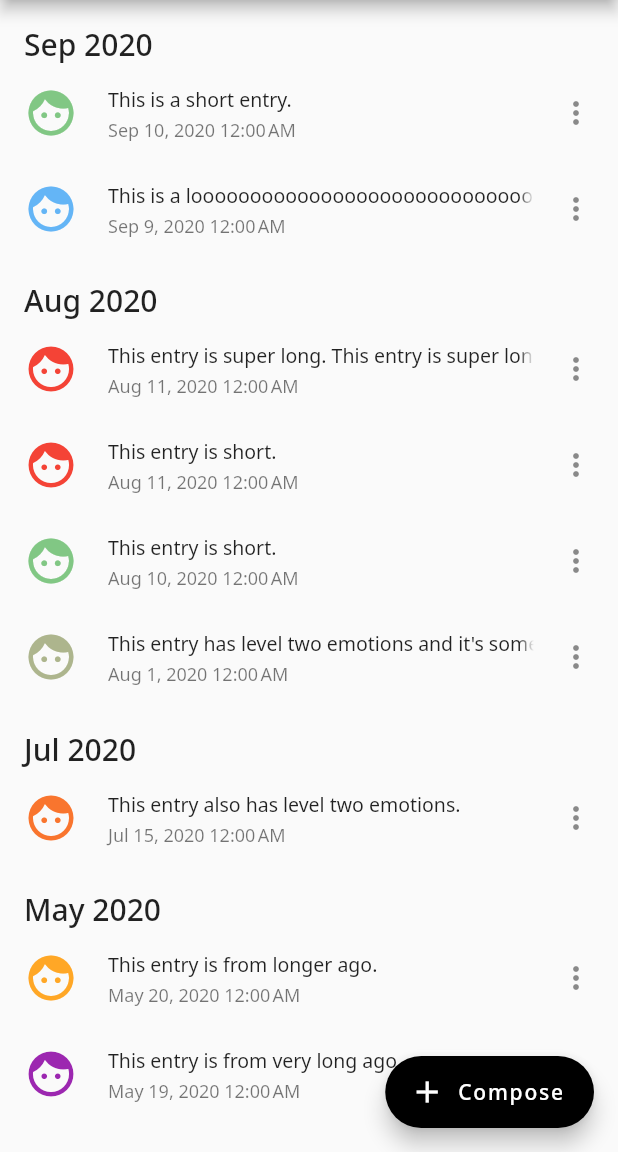
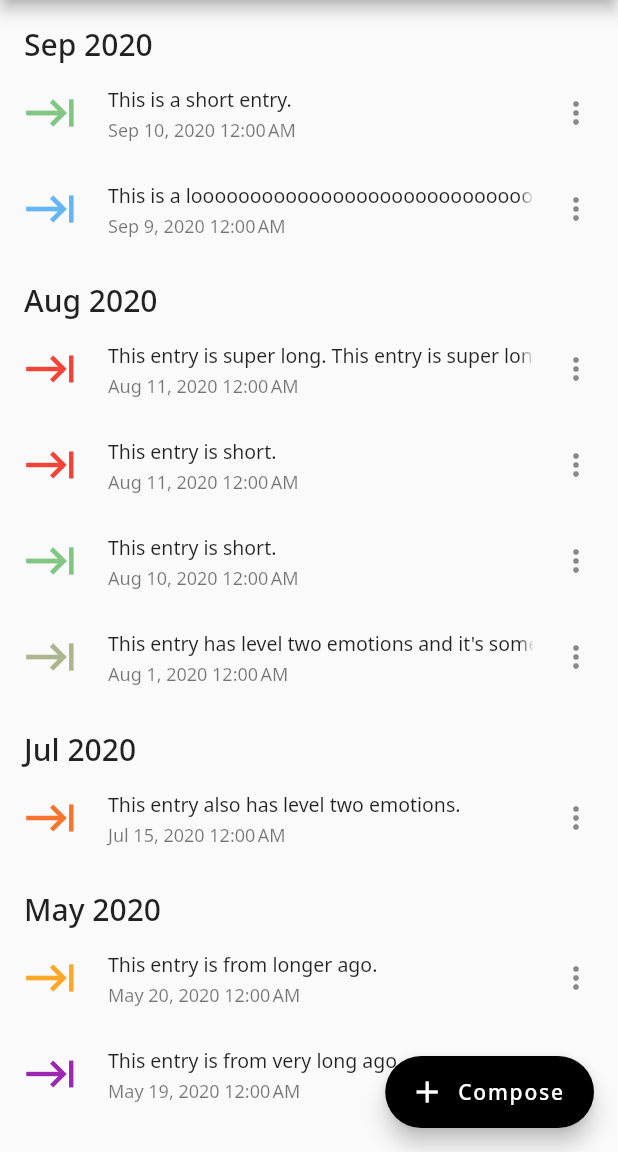
Before and after one commit to willxu1234/introspect, a Flutter app: the screen it shows after launch, on a phone screen of 412 x 824 dp, the part 84-1236 px from its top. Run offline on Flutter 3.47's test engine with Material 2 defaults, Android fonts, the phone set to English and light mode, and no system bars; our stand-ins replace google_fonts.

Commit message:
change the ugly faces to something slightly better

```diff
--- a/lib/widgets/entry_list.dart
+++ b/lib/widgets/entry_list.dart
@@ -44,7 +44,8 @@ class _EntryListWidgetState extends State<EntryListWidget> {
             }()),
             ListTile(
               dense: true,
-              leading: Icon(Icons.face, color: entry.emotion.color, size: 36),
+              leading: Icon(Icons.keyboard_tab_outlined,
+                  color: entry.emotion.color, size: 36),
               trailing: const Icon(Icons.more_vert),
               title: Text(entry.body,
                   overflow: TextOverflow.fade, maxLines: 1, softWrap: false),
```
